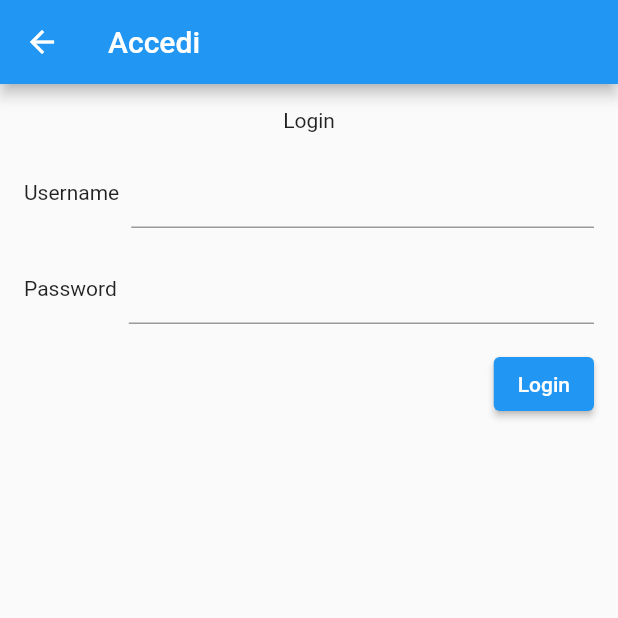
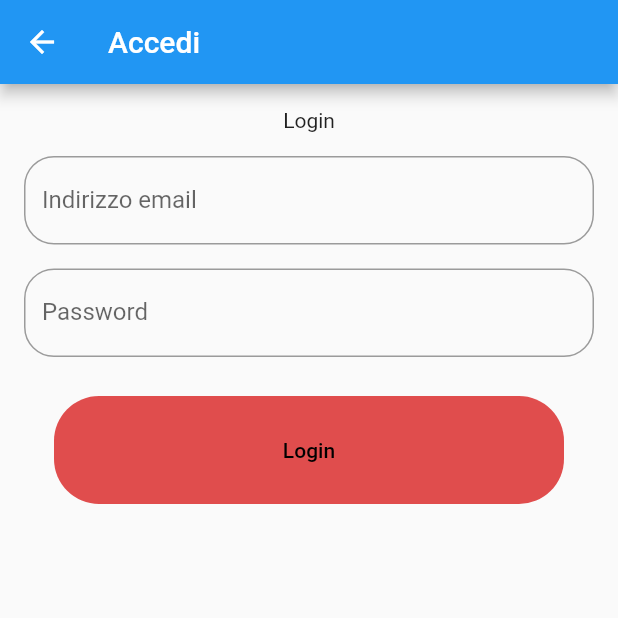
Before and after one commit to alex27riva/orino_smart_village, a Flutter app: the Login screen opened by its route, on a phone screen of 412 x 824 dp, the top half of it. Run offline on Flutter 3.47's test engine with Material 2 defaults, Android fonts, the phone set to English and light mode, and no system bars; our stand-ins replace carousel_slider, flutter_map, latlong2; missing offline and left inert: qr_code_scanner.

Commit message:
Drawer, round button

```diff
--- a/lib/login.dart
+++ b/lib/login.dart
@@ -1,4 +1,5 @@
 import 'package:flutter/material.dart';
+import 'package:orino_smart_village/simple_round_button.dart';
 
 class Login extends StatelessWidget {
   const Login({Key? key}) : super(key: key);
@@ -18,37 +19,48 @@ class Login extends StatelessWidget {
             Container(
               margin: const EdgeInsets.only(bottom: 16.0),
               child: Row(
-                children: <Widget>[
-                  Container(
-                      margin: const EdgeInsets.only(right: 8.0),
-                      child: const Text('Username')),
-                  const Flexible(
-                    child: TextField(),
+                children: const <Widget>[
+                  Flexible(
+                    child: TextField(
+                      decoration: InputDecoration(
+                          labelText: "Indirizzo email",
+                          hintText: "Inserisci l'indirizzo email",
+                          border: OutlineInputBorder(
+                              borderRadius:
+                                  BorderRadius.all(Radius.circular(20)),
+                              borderSide:
+                                  BorderSide(color: Colors.black, width: 3))),
+                    ),
                   )
                 ],
               ),
             ),
             Container(
-                margin: const EdgeInsets.only(bottom: 16.0),
-                child: Row(
-                  children: <Widget>[
-                    Container(
-                        margin: const EdgeInsets.only(right: 8.0),
-                        child: const Text('Password')),
-                    const Flexible(
-                      child: TextField(obscureText: true,),
-                    )
-                  ],
-                )),
-            Row(
-              mainAxisAlignment: MainAxisAlignment.end,
-              children: <Widget>[ElevatedButton(
-                child: const Text('Login'),
-                onPressed: () {},
-              )],
-            )
+              margin: const EdgeInsets.only(bottom: 16.0),
+              child: Row(children: const <Widget>[
+                Flexible(
+                  child: TextField(
+                      decoration: InputDecoration(
+                          labelText: "Password",
+                          hintText: "Inserisci una password",
+                          border: OutlineInputBorder(
+                              borderRadius:
+                                  BorderRadius.all(Radius.circular(20)),
+                              borderSide:
+                                  BorderSide(color: Colors.black, width: 3))),
+                      obscureText: true),
+                ),
+              ]),
+            ),
+            SimpleRoundButton(
+              backgroundColor: const Color(0xffe04d4d),
+              buttonText: const Text("Login",
+                style: TextStyle(
+                    color: Colors.black
+                ),
+              ),
+            ),
           ])),
-
     );
   }
 }
--- a/lib/registration.dart
+++ b/lib/registration.dart
@@ -70,8 +70,8 @@ class Registration extends StatelessWidget {
               text: TextSpan(
                 style: DefaultTextStyle.of(context).style,
                 children: <TextSpan>[
-                  TextSpan(text: 'Non hai un account?', style: TextStyle(color: Colors.black, fontSize: 11, decoration: TextDecoration.none)),
-                  TextSpan(text: ' Accedi', style: TextStyle(color: Colors.black, fontSize: 11, fontWeight: FontWeight.w500, decoration: TextDecoration.none),
+                  const TextSpan(text: 'Non hai un account?', style: TextStyle(color: Colors.black, fontSize: 13, decoration: TextDecoration.none)),
+                  TextSpan(text: ' Accedi', style: const TextStyle(color: Colors.black, fontSize: 13, fontWeight: FontWeight.w500, decoration: TextDecoration.none),
                       recognizer: TapGestureRecognizer()..onTap = () => Navigator.pushNamed(context, '/login'),
                   ),
                 ],
--- /dev/null
+++ b/lib/simple_round_button.dart
@@ -0,0 +1,41 @@
+import 'package:flutter/material.dart';
+
+class SimpleRoundButton extends StatelessWidget {
+  final Color? backgroundColor;
+  final Text? buttonText;
+  final Function? onPressed;
+
+  SimpleRoundButton({this.backgroundColor, this.buttonText, this.onPressed});
+
+  @override
+  Widget build(BuildContext context) {
+    return Container(
+      margin: const EdgeInsets.only(top: 10.0),
+      padding: const EdgeInsets.only(left: 20.0, right: 20.0),
+      child: Row(
+        children: <Widget>[
+          Expanded(
+            child: TextButton(
+              style: ButtonStyle(
+                shape: MaterialStateProperty.all(RoundedRectangleBorder(
+                    borderRadius: BorderRadius.circular(30.0))),
+                overlayColor: MaterialStateProperty.all(backgroundColor),
+                backgroundColor: MaterialStateProperty.all(backgroundColor),
+              ),
+              child: Row(
+                mainAxisAlignment: MainAxisAlignment.center,
+                children: <Widget>[
+                  Padding(
+                    padding: const EdgeInsets.only(top: 20.0, bottom: 20.0),
+                    child: buttonText,
+                  ),
+                ],
+              ),
+              onPressed: () => onPressed!(),
+            ),
+          ),
+        ],
+      ),
+    );
+  }
+}
```
Also changed, not shown: lib/main.dart (+48 -23 lines).
